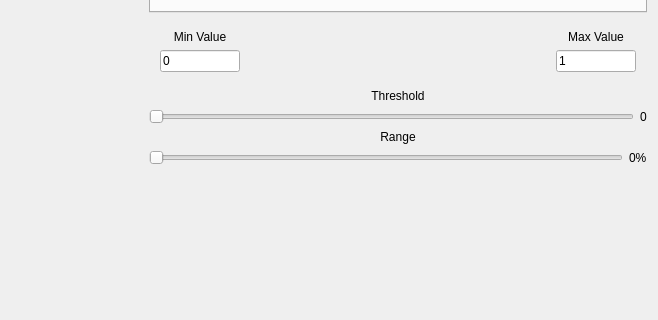
Old version of the form mainwindow.ui in the repository ImageLab/CEREBRA; both pictures show x 366 to 1024 and y 348 to 668 of the 1024 by 768 pixel window.
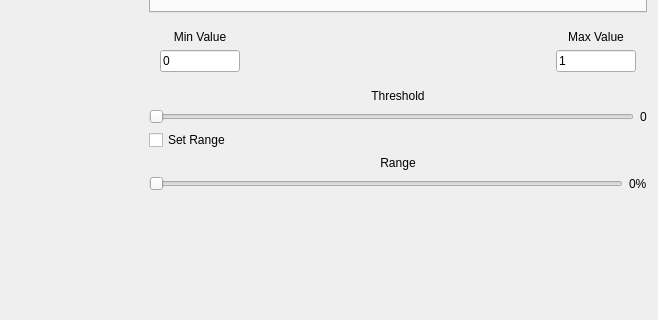
New version of the form. Custom widgets are drawn as their Qt base class.

What changed in the file:
```diff
--- a/mainwindow.ui
+++ b/mainwindow.ui
@@ -285,7 +285,16 @@
          </layout>
         </item>
         <item>
-         <widget class="QLabel" name="label_9">
+         <layout class="QVBoxLayout" name="rangeLayout">
+          <item>
+           <widget class="QCheckBox" name="setRangeCheckBox">
+            <property name="text">
+             <string>Set Range</string>
+            </property>
+           </widget>
+          </item>
+          <item>
+           <widget class="QLabel" name="rangeLabel">
           <property name="text">
            <string>Range</string>
           </property>
@@ -295,7 +304,7 @@
          </widget>
         </item>
         <item>
-         <layout class="QHBoxLayout" name="horizontalLayout_14">
+           <layout class="QHBoxLayout" name="horizontalLayout_10">
           <item>
            <widget class="QSlider" name="rangeSlider">
             <property name="orientation">
@@ -312,6 +321,8 @@
           </item>
          </layout>
         </item>
+         </layout>
+        </item>
         <item>
          <spacer name="verticalSpacer">
           <property name="orientation">
```
Left out of the diff: 43 changed lines with no effect on the pictures. Lines whose indentation alone changed are shown as unchanged.
